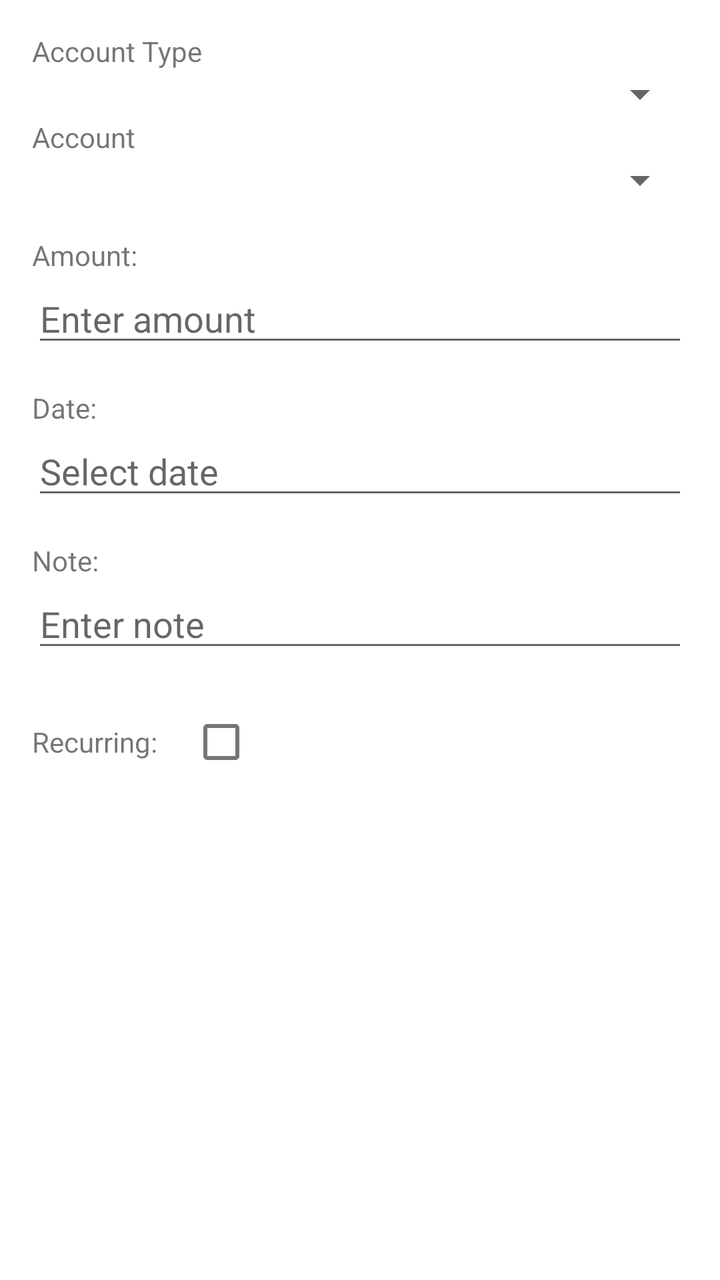
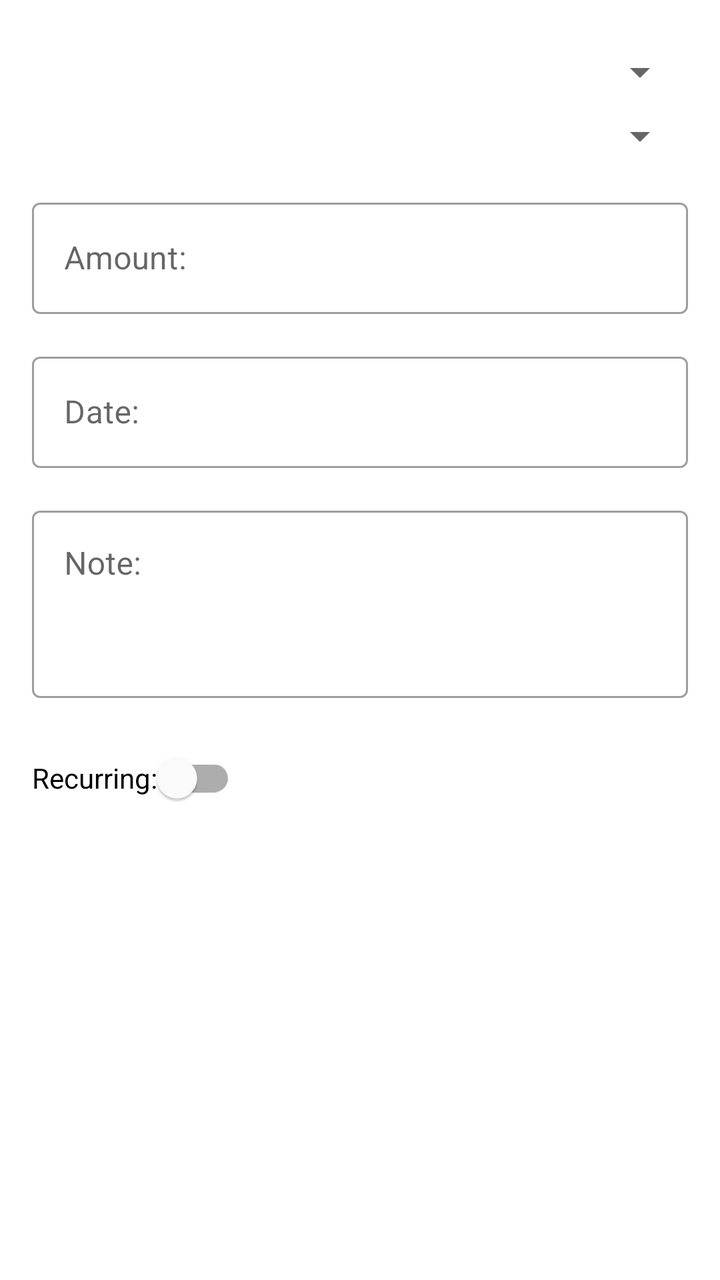

Two renders of the same Android screen: before a commit and after it. Below are the layout's source before the change and the commit's diff.
<!-- AndroidManifest.xml: application theme AppTheme -->
<!-- res/layout/transaction_fragmnet.xml -->
<?xml version="1.0" encoding="utf-8"?>
<androidx.constraintlayout.widget.ConstraintLayout xmlns:android="http://schemas.android.com/apk/res/android"
    xmlns:app="http://schemas.android.com/apk/res-auto"
    android:layout_width="match_parent"
    android:layout_height="match_parent">

    <LinearLayout
        android:layout_width="match_parent"
        android:layout_height="wrap_content"
        android:orientation="vertical"
        android:padding="16dp"
        app:layout_constraintTop_toTopOf="parent"
        app:layout_constraintStart_toStartOf="parent"
        app:layout_constraintEnd_toEndOf="parent">

        <TextView
            android:id="@+id/accountTypeLabel"
            android:layout_width="wrap_content"
            android:layout_height="wrap_content"
            android:text="Account Type" />

        <Spinner
            android:id="@+id/accountTypeSpinner"
            android:layout_width="match_parent"
            android:layout_height="wrap_content"
            android:spinnerMode="dropdown"/>

        <TextView
            android:id="@+id/accountLabel"
            android:layout_width="wrap_content"
            android:layout_height="wrap_content"
            android:text="Account" />

        <Spinner
            android:id="@+id/accountSpinner"
            android:layout_width="match_parent"
            android:layout_height="wrap_content"
            android:spinnerMode="dropdown"/>

        <TextView
            android:id="@+id/amountLabel"
            android:layout_width="wrap_content"
            android:layout_height="wrap_content"
            android:layout_marginTop="16dp"
            android:text="@string/label_amount" />

        <EditText
            android:id="@+id/amountEditText"
            android:layout_width="match_parent"
            android:layout_height="wrap_content"
            android:inputType="numberDecimal"
            android:hint="@string/hint_enter_amount" />

        <TextView
            android:id="@+id/amountErrorTextView"
            android:layout_width="match_parent"
            android:layout_height="wrap_content"
            android:textColor="@android:color/holo_red_dark"
            android:visibility="gone" />

        <TextView
            android:id="@+id/dateLabel"
            android:layout_width="wrap_content"
            android:layout_height="wrap_content"
            android:layout_marginTop="16dp"
            android:text="@string/label_date" />

        <EditText
            android:id="@+id/dateEditText"
            android:layout_width="match_parent"
            android:layout_height="wrap_content"
            android:inputType="date"
            android:autofillHints="date"
            android:hint="@string/hint_select_date"
            />

        <TextView
            android:id="@+id/dateErrorTextView"
            android:layout_width="match_parent"
            android:layout_height="wrap_content"
            android:textColor="@android:color/holo_red_dark"
            android:visibility="gone" />

        <TextView
            android:id="@+id/noteLabel"
            android:layout_width="wrap_content"
            android:layout_height="wrap_content"
            android:layout_marginTop="16dp"
            android:text="@string/label_note" />

        <EditText
            android:id="@+id/noteEditText"
            android:layout_width="match_parent"
            android:layout_height="wrap_content"
            android:inputType="textCapSentences|textMultiLine"
            android:autofillHints="text"
            android:hint="@string/hint_enter_note" />

        <TextView
            android:id="@+id/noteErrorTextView"
            android:layout_width="match_parent"
            android:layout_height="wrap_content"
            android:textColor="@android:color/holo_red_dark"
            android:visibility="gone" />

        <LinearLayout
            android:layout_width="match_parent"
            android:layout_height="wrap_content"
            android:orientation="horizontal"
            android:layout_marginTop="16dp"
            android:gravity="center_vertical">

            <TextView
                android:id="@+id/recurringLabel"
                android:layout_width="wrap_content"
                android:layout_height="wrap_content"
                android:text="@string/label_recurring" />

            <CheckBox
                android:id="@+id/recurringcheckBox"
                android:layout_width="wrap_content"
                android:layout_height="wrap_content"
                android:layout_marginStart="8dp"/>
        </LinearLayout>

        <LinearLayout
            android:id="@+id/recurringTransactionForm"
            android:layout_width="match_parent"
            android:layout_height="wrap_content"
            android:orientation="vertical"
            android:visibility="gone"
            android:layout_marginTop="16dp">

            <TextView
                android:id="@+id/recurringFrequencyLabel"
                android:layout_width="wrap_content"
                android:layout_height="wrap_content"
                android:text="recurring_frequency"/>

            <Spinner
                android:id="@+id/recurringFrequencySpinner"
                android:layout_width="match_parent"
                android:layout_height="wrap_content"
                android:spinnerMode="dropdown"

                />

            <TextView
                android:id="@+id/recurringEndDateLabel"
                android:layout_width="wrap_content"
                android:layout_height="wrap_content"
                android:layout_marginTop="8dp"
                android:text="@string/label_recurring_end_date"/>

            <EditText
                android:id="@+id/recurringEndDateEditText"
                android:layout_width="match_parent"
                android:layout_height="wrap_content"
                android:inputType="date"
                android:autofillHints="date"
                android:hint="select_end_date"/>

            <TextView
                android:id="@+id/recurringEndDateErrorTextView"
                android:layout_width="match_parent"
                android:layout_height="wrap_content"
                android:textColor="@android:color/holo_red_dark"
                android:visibility="gone" />
        </LinearLayout>

    </LinearLayout>

</androidx.constraintlayout.widget.ConstraintLayout>
<!-- resources referenced by this layout -->
<resources>
  <string name="hint_enter_amount">Enter amount</string>
  <string name="hint_enter_note">Enter note</string>
  <string name="hint_select_date">Select date</string>
  <string name="label_amount">Amount:</string>
  <string name="label_date">Date:</string>
  <string name="label_note">Note:</string>
  <string name="label_recurring">Recurring:</string>
  <string name="label_recurring_end_date">End Date:</string>
  <style name="AppTheme" parent="Theme.MaterialComponents.DayNight.NoActionBar">
          
          <item name="colorPrimary">@color/my_app_light_blue_toolbar</item> 
          <item name="colorPrimaryVariant">@color/my_app_primary_dark</item> 
          <item name="colorOnPrimary">@color/black</item> 
          <item name="colorSecondary">@color/my_app_accent</item>
      </style>
  <color name="my_app_light_blue_toolbar">#4FC3F7</color>
  <color name="my_app_primary_dark">#1976D2</color>
  <color name="black">#FF000000</color>
  <color name="my_app_accent">#009688</color>
</resources>

<!-- the commit's change to res/layout/transaction_fragmnet.xml (unified diff, before → after) -->
@@ -1,173 +1,150 @@
 <?xml version="1.0" encoding="utf-8"?>
-<androidx.constraintlayout.widget.ConstraintLayout xmlns:android="http://schemas.android.com/apk/res/android"
+<androidx.core.widget.NestedScrollView
+    xmlns:android="http://schemas.android.com/apk/res/android"
     xmlns:app="http://schemas.android.com/apk/res-auto"
+    xmlns:tools="http://schemas.android.com/tools"
     android:layout_width="match_parent"
-    android:layout_height="match_parent">
+    android:layout_height="match_parent"
+    tools:context=".fragments.utilfragments.TransactionHandelerFragment">
 
-    <LinearLayout
+    <androidx.constraintlayout.widget.ConstraintLayout
         android:layout_width="match_parent"
         android:layout_height="wrap_content"
-        android:orientation="vertical"
-        android:padding="16dp"
-        app:layout_constraintTop_toTopOf="parent"
-        app:layout_constraintStart_toStartOf="parent"
-        app:layout_constraintEnd_toEndOf="parent">
+        android:padding="16dp">
 
-        <TextView
-            android:id="@+id/accountTypeLabel"
-            android:layout_width="wrap_content"
-            android:layout_height="wrap_content"
-            android:text="Account Type" />
-
+        
         <Spinner
             android:id="@+id/accountTypeSpinner"
-            android:layout_width="match_parent"
+            android:layout_width="0dp"
             android:layout_height="wrap_content"
-            android:spinnerMode="dropdown"/>
+            android:layout_marginTop="8dp"
+            app:layout_constraintTop_toTopOf="parent"
+            app:layout_constraintStart_toStartOf="parent"
+            app:layout_constraintEnd_toEndOf="parent"/>
 
-        <TextView
-            android:id="@+id/accountLabel"
-            android:layout_width="wrap_content"
-            android:layout_height="wrap_content"
-            android:text="Account" />
-
+        
         <Spinner
             android:id="@+id/accountSpinner"
-            android:layout_width="match_parent"
+            android:layout_width="0dp"
             android:layout_height="wrap_content"
-            android:spinnerMode="dropdown"/>
+            android:layout_marginTop="8dp"
+            app:layout_constraintTop_toBottomOf="@id/accountTypeSpinner"
+            app:layout_constraintStart_toStartOf="parent"
+            app:layout_constraintEnd_toEndOf="parent"/>
 
-        <TextView
-            android:id="@+id/amountLabel"
+        
+        <com.google.android.material.textfield.TextInputLayout
+            android:id="@+id/amountInputLayout"
+            style="@style/Widget.MaterialComponents.TextInputLayout.OutlinedBox"
+            android:layout_width="0dp"
+            android:layout_height="wrap_content"
+            android:layout_marginTop="16dp"
+            android:hint="@string/label_amount"
+            app:layout_constraintTop_toBottomOf="@id/accountSpinner"
+            app:layout_constraintStart_toStartOf="parent"
+            app:layout_constraintEnd_toEndOf="parent">
+
+            <com.google.android.material.textfield.TextInputEditText
+                android:id="@+id/amountEditText"
+                android:layout_width="match_parent"
+                android:layout_height="wrap_content"
+                android:inputType="numberDecimal" />
+
+        </com.google.android.material.textfield.TextInputLayout>
+
+        
+        <com.google.android.material.textfield.TextInputLayout
+            android:id="@+id/dateInputLayout"
+            style="@style/Widget.MaterialComponents.TextInputLayout.OutlinedBox"
+            android:layout_width="0dp"
+            android:layout_height="wrap_content"
+            android:layout_marginTop="16dp"
+            android:hint="@string/label_date"
+            app:layout_constraintTop_toBottomOf="@id/amountInputLayout"
+            app:layout_constraintStart_toStartOf="parent"
+            app:layout_constraintEnd_toEndOf="parent">
+
+            <com.google.android.material.textfield.TextInputEditText
+                android:id="@+id/dateEditText"
+                android:layout_width="match_parent"
+                android:layout_height="wrap_content"
+                android:focusable="false"
+                android:clickable="true"
+                android:inputType="date" />
+
+        </com.google.android.material.textfield.TextInputLayout>
+
+        
+        <com.google.android.material.textfield.TextInputLayout
+            android:id="@+id/noteInputLayout"
+            style="@style/Widget.MaterialComponents.TextInputLayout.OutlinedBox"
+            android:layout_width="0dp"
+            android:layout_height="wrap_content"
+            android:layout_marginTop="16dp"
+            android:hint="@string/label_note"
+            app:layout_constraintTop_toBottomOf="@id/dateInputLayout"
+            app:layout_constraintStart_toStartOf="parent"
+            app:layout_constraintEnd_toEndOf="parent">
+
+            <com.google.android.material.textfield.TextInputEditText
+                android:id="@+id/noteEditText"
+                android:layout_width="match_parent"
+                android:layout_height="wrap_content"
+                android:inputType="textCapSentences|textMultiLine"
+                android:gravity="top"
+                android:minLines="3"/>
+
+        </com.google.android.material.textfield.TextInputLayout>
+
+        
+        <com.google.android.material.switchmaterial.SwitchMaterial
+            android:id="@+id/recurringcheckBox"
             android:layout_width="wrap_content"
             android:layout_height="wrap_content"
             android:layout_marginTop="16dp"
-            android:text="@string/label_amount" />
+            android:text="@string/label_recurring"
+            app:layout_constraintStart_toStartOf="parent"
+            app:layout_constraintTop_toBottomOf="@id/noteInputLayout" />
 
-        <EditText
-            android:id="@+id/amountEditText"
-            android:layout_width="match_parent"
-            android:layout_height="wrap_content"
-            android:inputType="numberDecimal"
-            android:hint="@string/hint_enter_amount" />
-
-        <TextView
-            android:id="@+id/amountErrorTextView"
-            android:layout_width="match_parent"
-            android:layout_height="wrap_content"
-            android:textColor="@android:color/holo_red_dark"
-            android:visibility="gone" />
-
-        <TextView
-            android:id="@+id/dateLabel"
-            android:layout_width="wrap_content"
-            android:layout_height="wrap_content"
-            android:layout_marginTop="16dp"
-            android:text="@string/label_date" />
-
-        <EditText
-            android:id="@+id/dateEditText"
-            android:layout_width="match_parent"
-            android:layout_height="wrap_content"
-            android:inputType="date"
-            android:autofillHints="date"
-            android:hint="@string/hint_select_date"
-            />
-
-        <TextView
-            android:id="@+id/dateErrorTextView"
-            android:layout_width="match_parent"
-            android:layout_height="wrap_content"
-            android:textColor="@android:color/holo_red_dark"
-            android:visibility="gone" />
-
-        <TextView
-            android:id="@+id/noteLabel"
-            android:layout_width="wrap_content"
-            android:layout_height="wrap_content"
-            android:layout_marginTop="16dp"
-            android:text="@string/label_note" />
-
-        <EditText
-            android:id="@+id/noteEditText"
-            android:layout_width="match_parent"
-            android:layout_height="wrap_content"
-            android:inputType="textCapSentences|textMultiLine"
-            android:autofillHints="text"
-            android:hint="@string/hint_enter_note" />
-
-        <TextView
-            android:id="@+id/noteErrorTextView"
-            android:layout_width="match_parent"
-            android:layout_height="wrap_content"
-            android:textColor="@android:color/holo_red_dark"
-            android:visibility="gone" />
-
-        <LinearLayout
-            android:layout_width="match_parent"
-            android:layout_height="wrap_content"
-            android:orientation="horizontal"
-            android:layout_marginTop="16dp"
-            android:gravity="center_vertical">
-
-            <TextView
-                android:id="@+id/recurringLabel"
-                android:layout_width="wrap_content"
-                android:layout_height="wrap_content"
-                android:text="@string/label_recurring" />
-
-            <CheckBox
-                android:id="@+id/recurringcheckBox"
-                android:layout_width="wrap_content"
-                android:layout_height="wrap_content"
-                android:layout_marginStart="8dp"/>
-        </LinearLayout>
-
+        
         <LinearLayout
             android:id="@+id/recurringTransactionForm"
-            android:layout_width="match_parent"
+            android:layout_width="0dp"
             android:layout_height="wrap_content"
             android:orientation="vertical"
             android:visibility="gone"
-            android:layout_marginTop="16dp">
+            android:layout_marginTop="8dp"
+            app:layout_constraintTop_toBottomOf="@id/recurringcheckBox"
+            app:layout_constraintStart_toStartOf="parent"
+            app:layout_constraintEnd_toEndOf="parent"
+            tools:visibility="visible">
 
-            <TextView
-                android:id="@+id/recurringFrequencyLabel"
-                android:layout_width="wrap_content"
-                android:layout_height="wrap_content"
-                android:text="recurring_frequency"/>
-
+            
             <Spinner
                 android:id="@+id/recurringFrequencySpinner"
                 android:layout_width="match_parent"
-                android:layout_height="wrap_content"
-                android:spinnerMode="dropdown"
+                android:layout_height="wrap_content"/>
 
-                />
-
-            <TextView
-                android:id="@+id/recurringEndDateLabel"
-                android:layout_width="wrap_content"
+            
+            <com.google.android.material.textfield.TextInputLayout
+                android:id="@+id/recurringEndDateInputLayout"
+                style="@style/Widget.MaterialComponents.TextInputLayout.OutlinedBox"
+                android:layout_width="match_parent"
                 android:layout_height="wrap_content"
                 android:layout_marginTop="8dp"
-                android:text="@string/label_recurring_end_date"/>
+                android:hint="@string/label_recurring_end_date">
 
-            <EditText
-                android:id="@+id/recurringEndDateEditText"
-                android:layout_width="match_parent"
-                android:layout_height="wrap_content"
-                android:inputType="date"
-                android:autofillHints="date"
-                android:hint="select_end_date"/>
+                <com.google.android.material.textfield.TextInputEditText
+                    android:id="@+id/recurringEndDateEditText"
+                    android:layout_width="match_parent"
+                    android:layout_height="wrap_content"
+                    android:focusable="false"
+                    android:clickable="true"
+                    android:inputType="date" />
 
-            <TextView
-                android:id="@+id/recurringEndDateErrorTextView"
-                android:layout_width="match_parent"
-                android:layout_height="wrap_content"
-                android:textColor="@android:color/holo_red_dark"
-                android:visibility="gone" />
+            </com.google.android.material.textfield.TextInputLayout>
+
         </LinearLayout>
 
-    </LinearLayout>
-
-</androidx.constraintlayout.widget.ConstraintLayout>
+    </androidx.constraintlayout.widget.ConstraintLayout>
+</androidx.core.widget.NestedScrollView>
<!-- resource entries referenced after the edit -->
@@ -1,8 +1,5 @@
 <!-- resources referenced by this layout -->
 <resources>
-  <string name="hint_enter_amount">Enter amount</string>
-  <string name="hint_enter_note">Enter note</string>
-  <string name="hint_select_date">Select date</string>
   <string name="label_amount">Amount:</string>
   <string name="label_date">Date:</string>
   <string name="label_note">Note:</string>
